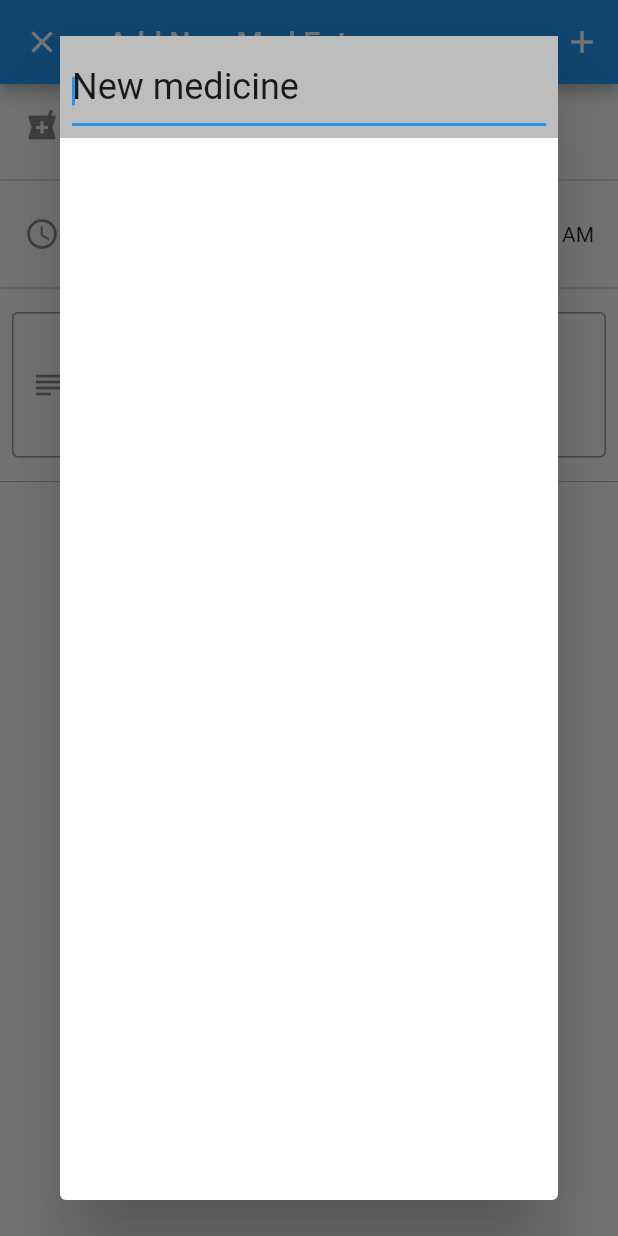
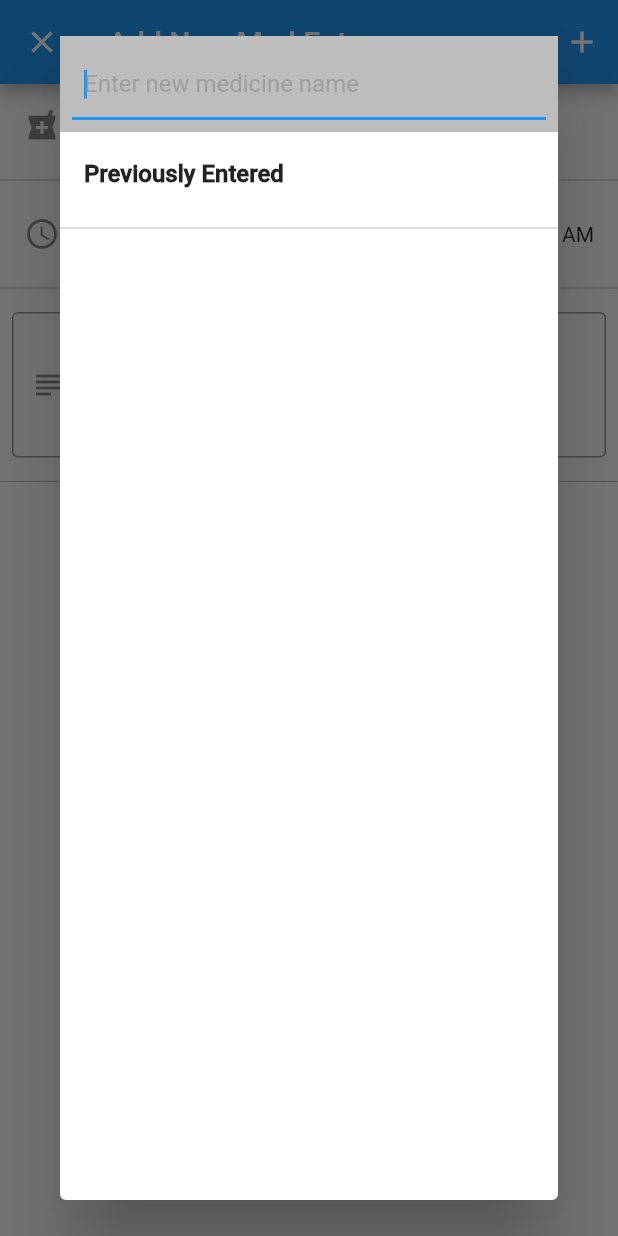
Before and after one commit to aawhitfield/mood_app, a Flutter app: the MedsWidget screen opened directly with empty values, after a tap on the "local pharmacy" icon, on a phone screen of 412 x 824 dp. Run offline on Flutter 3.47's test engine with Material 2 defaults, Android fonts, the light colour scheme and no system bars; our stand-ins replace recase, shared_preferences; accounts and stored records are empty; project files that could hold a hidden picture were left out.

Commit message:
Fixed add med UI

```diff
--- a/lib/meds.dart
+++ b/lib/meds.dart
@@ -5,7 +5,6 @@ import 'entry.dart';
 import 'save.dart';
 import 'retrieve.dart';
 
-// TODO: decide on UI formatting and design for medicine popup
 class MedsWidget extends StatefulWidget {
   final MyHomePageState parent;
 
@@ -196,14 +195,17 @@ class MedsWidgetState extends State<MedsWidget> {
                   autofocus: true,
                   textCapitalization: TextCapitalization.sentences,
                   decoration: InputDecoration(
+                    contentPadding: EdgeInsets.all(8.0),
                     hintText:
-                        'New medicine', // prompts user to enter a new medicine
-                    hintStyle: Theme.of(context).textTheme.headline,
+                        'Enter new medicine name', // prompts user to enter a new medicine
+                    hintStyle: TextStyle(
+                      color: Colors.grey[500],
+                    ),
                   ),
                   onSubmitted: (String text) {
                     setState(() {
                       medicineName = text;
-                      medicineList.add(
+                      medicineList.insert(0,
                           medicineName); // adds user entry to a list to save for quick re-selection
                       saveStringToSharedPreferences(medNameKey, medicineName);
                       saveListStringToSharedPreferences(medKey, medicineList);
@@ -212,6 +214,13 @@ class MedsWidgetState extends State<MedsWidget> {
                   },
                 ),
               ),
+              ListTile(
+                title: Text('Previously Entered',
+                  style: TextStyle(
+                    fontWeight: FontWeight.bold,
+                  ),),
+              ),
+              Divider(),
               Expanded(
                 // expanded prevents overflow on the ListView and makes it scrollable
                 child: ListView.builder(
```
Also changed, not shown: 14 other files.
